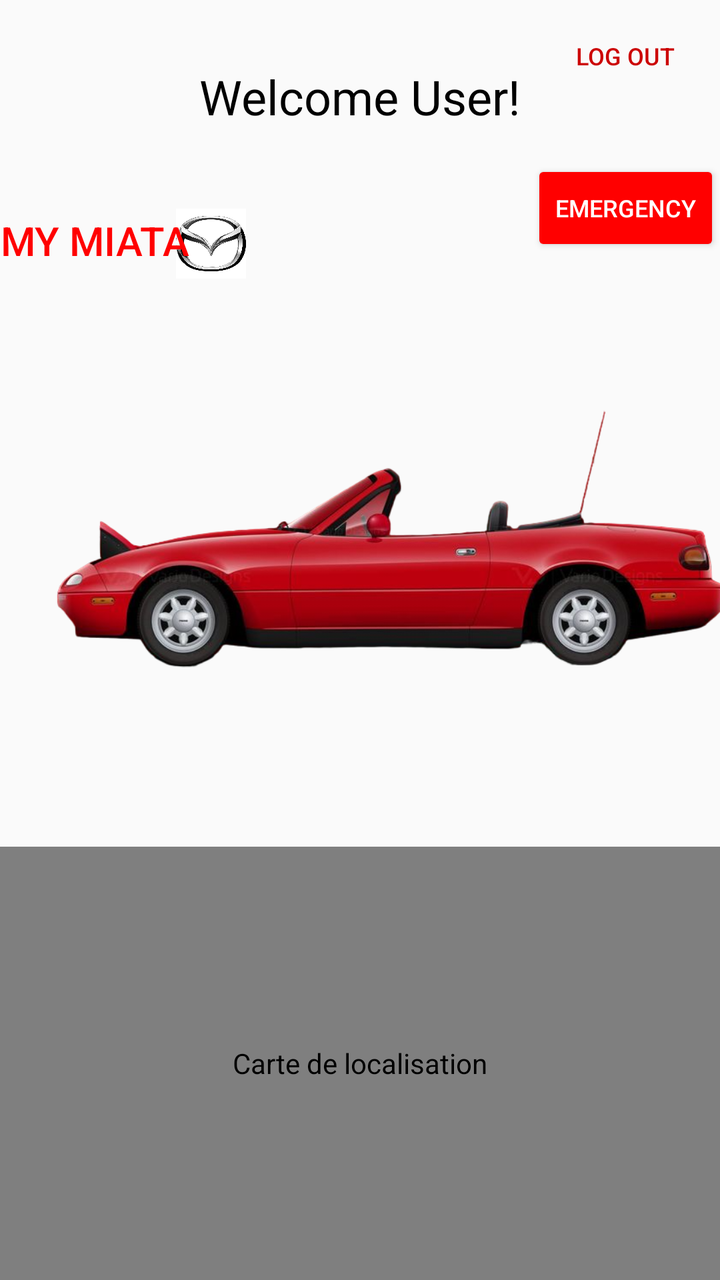
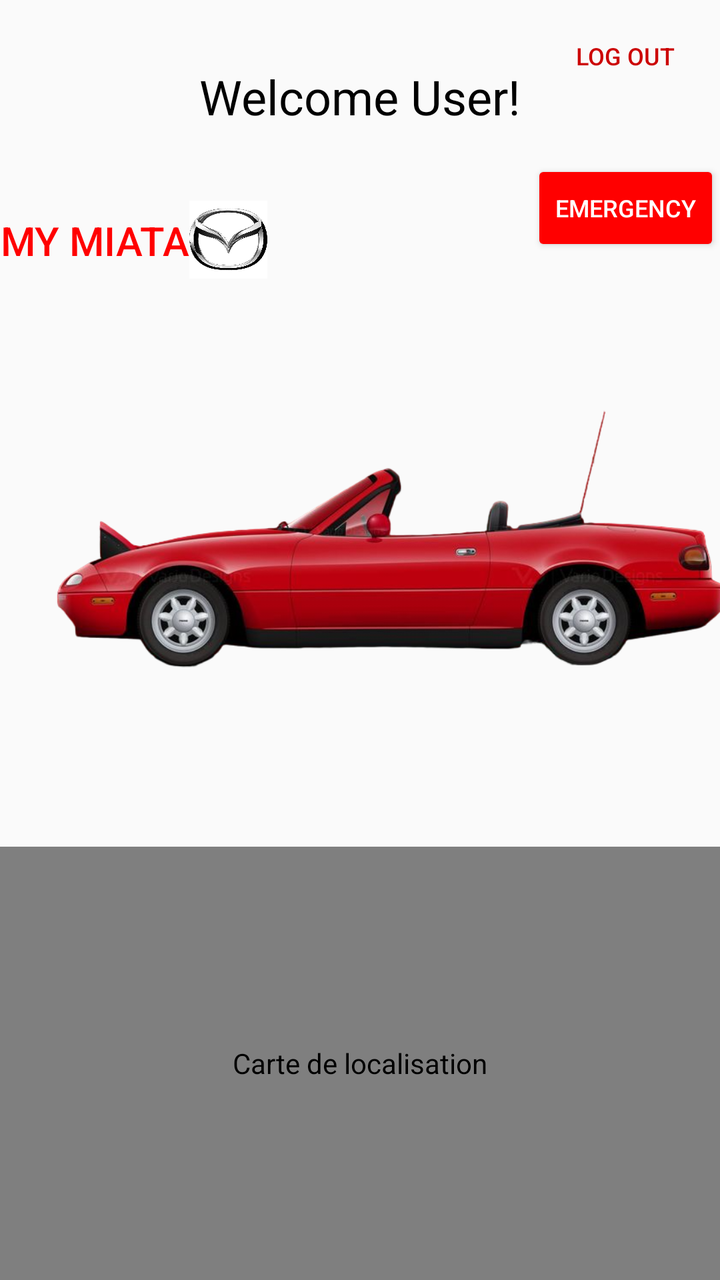

Compare the two renders of this Android layout. The source of the first and the diff that turns it into the second are given below.
<!-- AndroidManifest.xml: activity theme Theme.AppCompat.Light.NoActionBar -->
<!-- res/layout/activity_main.xml -->
<?xml version="1.0" encoding="utf-8"?>
<androidx.constraintlayout.widget.ConstraintLayout xmlns:android="http://schemas.android.com/apk/res/android"
    xmlns:app="http://schemas.android.com/apk/res-auto"
    xmlns:tools="http://schemas.android.com/tools"
    android:layout_width="match_parent"
    android:layout_height="match_parent"
    tools:context=".MainActivity">

    
    <TextView
        android:id="@+id/welcomeTextView"
        android:layout_width="wrap_content"
        android:layout_height="wrap_content"
        android:layout_marginTop="32dp"
        android:text="@string/welcome_user"
        android:textColor="@android:color/black"
        android:textSize="24sp"
        app:layout_constraintEnd_toEndOf="parent"
        app:layout_constraintStart_toStartOf="parent"
        app:layout_constraintTop_toTopOf="parent" />

    

    <Button
        android:id="@+id/carModelTextView"
        android:layout_width="wrap_content"
        android:layout_height="wrap_content"
        android:layout_marginTop="32dp"
        android:layout_marginEnd="312dp"
        android:text="@string/my_miata"
        android:textColor="#FF0000"
        android:textSize="20sp"
        android:background="@android:color/transparent"
        app:layout_constraintEnd_toEndOf="parent"
        app:layout_constraintHorizontal_bias="0.0"
        app:layout_constraintStart_toStartOf="parent"
        app:layout_constraintTop_toBottomOf="@id/welcomeTextView"
        tools:ignore="VisualLintOverlap" />

    <ImageView
        android:id="@+id/carLogoImageView"
        android:layout_width="65dp"
        android:layout_height="35dp"
        android:layout_marginTop="40dp"
        android:contentDescription="@string/car_image_description"
        android:src="@drawable/mazda_logo"
        app:layout_constraintBottom_toTopOf="@+id/carImageView"
        app:layout_constraintEnd_toEndOf="parent"
        app:layout_constraintHorizontal_bias="0.248"
        app:layout_constraintStart_toStartOf="parent"
        app:layout_constraintTop_toBottomOf="@+id/welcomeTextView"
        app:layout_constraintVertical_bias="0.0"
        tools:ignore="VisualLintBounds" />

    <ImageView
        android:id="@+id/carImageView"
        android:layout_width="411dp"
        android:layout_height="259dp"
        android:layout_marginTop="4dp"
        android:contentDescription="@string/car_side_view_description"
        android:src="@drawable/miata_side_view"
        app:layout_constraintBottom_toBottomOf="parent"
        app:layout_constraintEnd_toEndOf="parent"
        app:layout_constraintHorizontal_bias="0.0"
        app:layout_constraintStart_toStartOf="parent"
        app:layout_constraintTop_toBottomOf="@+id/carModelTextView"
        app:layout_constraintVertical_bias="0.0"
        tools:ignore="VisualLintBounds" />

    <com.google.android.gms.maps.MapView
        android:id="@+id/mapView"
        android:contentDescription="@string/carte_de_localisation"
        android:layout_width="0dp"
        android:layout_height="0dp"
        android:layout_marginTop="16dp"
        app:layout_constraintBottom_toBottomOf="parent"
        app:layout_constraintEnd_toEndOf="parent"
        app:layout_constraintStart_toStartOf="parent"
        app:layout_constraintTop_toBottomOf="@id/carImageView" />

    

    <Button
        android:id="@+id/license_plate_button"
        android:layout_width="108dp"
        android:layout_height="55dp"
        android:layout_marginTop="200dp"
        android:background="@android:color/transparent"
        android:visibility="visible"
        app:layout_constraintEnd_toEndOf="parent"
        app:layout_constraintHorizontal_bias="0.498"
        app:layout_constraintStart_toStartOf="parent"
        app:layout_constraintTop_toBottomOf="@+id/welcomeTextView"
        tools:ignore="SpeakableTextPresentCheck"
        tools:visibility="visible" />

    <LinearLayout
        android:id="@+id/bubbleMenu"
        android:layout_width="160dp"
        android:layout_height="50dp"
        android:layout_marginTop="20dp"
        android:background="@drawable/bubble_background"
        android:orientation="vertical"
        android:visibility="gone"
        app:layout_constraintEnd_toEndOf="@id/license_plate_button"
        app:layout_constraintStart_toStartOf="@id/license_plate_button"
        app:layout_constraintTop_toBottomOf="@id/license_plate_button"
        tools:ignore="TextSizeCheck"
        tools:visibility="visible">

        <FrameLayout
            android:layout_width="wrap_content"
            android:layout_height="wrap_content"
            tools:ignore="UselessParent">
            
            <ImageView
                android:id="@+id/bubbleImage"
                android:layout_width="150dp"
                android:layout_height="40dp"
                android:layout_marginStart="5dp"
                android:layout_marginTop="4dp"
                android:contentDescription="@string/plaque_vide"
                android:gravity="center"
                android:src="@drawable/plaque_francaise_vide" />

            
            <TextView
                android:id="@+id/licensePlateTextView"
                android:layout_width="wrap_content"
                android:layout_height="wrap_content"
                android:layout_gravity="center"
                android:layout_marginStart="3dp"
                android:layout_marginTop="1dp"
                android:background="#00000000"
                android:gravity="center"
                android:padding="8dp"
                android:text="@string/license_plate"
                android:textColor="@android:color/black"
                android:textSize="20sp"
                tools:ignore="VisualLintBounds" />

        </FrameLayout>

    </LinearLayout>

    <LinearLayout
        android:id="@+id/bubbleMenu2"
        android:layout_width="119dp"
        android:layout_height="121dp"
        android:layout_marginTop="12dp"
        android:background="@drawable/grey_bubble"
        android:orientation="vertical"
        android:visibility="gone"
        app:layout_constraintEnd_toEndOf="parent"
        app:layout_constraintHorizontal_bias="0.0"
        app:layout_constraintStart_toStartOf="parent"
        app:layout_constraintTop_toBottomOf="@+id/carModelTextView"
        tools:ignore="TextSizeCheck"
        tools:visibility="visible">

            
            <TextView
                android:id="@+id/PopUpTextView"
                android:layout_width="wrap_content"
                android:layout_height="wrap_content"
                android:layout_gravity="center"
                android:layout_marginStart="0dp"
                android:layout_marginTop="1dp"
                android:background="#00000000"
                android:gravity="center"
                android:padding="8dp"
                android:text="@string/popuptext"
                android:textColor="@android:color/black"
                android:textSize="20sp"
                tools:ignore="VisualLintBounds" />

    </LinearLayout>

    <Button
        android:id="@+id/irRemoteButton"
        android:layout_width="47dp"
        android:layout_height="50dp"
        android:layout_marginTop="100dp"
        android:background="@android:color/transparent"
        app:layout_constraintEnd_toEndOf="parent"
        app:layout_constraintHorizontal_bias="0.076"
        app:layout_constraintStart_toStartOf="parent"
        app:layout_constraintTop_toTopOf="@+id/carImageView"
        tools:ignore="HardcodedText,SpeakableTextPresentCheck,TextSizeCheck,TouchTargetSizeCheck" />

    <Button
        android:id="@+id/logoutButton"
        android:layout_width="95dp"
        android:layout_height="54dp"
        android:background="?attr/selectableItemBackgroundBorderless"
        android:contentDescription="@string/logout"
        android:text="@string/logout"
        android:textColor="@android:color/holo_red_dark"
        android:textSize="12sp"
        app:layout_constraintBottom_toTopOf="@+id/carImageView"
        app:layout_constraintEnd_toEndOf="parent"
        app:layout_constraintHorizontal_bias="1.0"
        app:layout_constraintStart_toEndOf="@+id/welcomeTextView"
        app:layout_constraintTop_toTopOf="parent"
        app:layout_constraintVertical_bias="0.01" />

    <Button
        android:id="@+id/button_dial"
        android:layout_width="wrap_content"
        android:layout_height="wrap_content"
        android:layout_marginTop="80dp"
        android:backgroundTint="#FF0000"
        android:text="@string/emergency"
        android:textColor="#FFFF"
        android:textSize="12sp"
        app:layout_constraintEnd_toEndOf="parent"
        app:layout_constraintTop_toTopOf="parent"
        tools:ignore="TextContrastCheck" />
</androidx.constraintlayout.widget.ConstraintLayout>
<!-- resources referenced by this layout -->
<resources>
  <!-- drawable bubble_background (drawable) -->
  <?xml version="1.0" encoding="utf-8"?>
  <shape xmlns:android="http://schemas.android.com/apk/res/android">
      <solid android:color="#A9A9A9"/> 
      <corners android:radius="8dp"/> 
      <size
          android:width="160dp"
          android:height="50dp"/>
  </shape>
  <!-- drawable grey_bubble: jpg bitmap (drawable, 34112 bytes) -->
  <!-- drawable mazda_logo: png bitmap (drawable, 153606 bytes) -->
  <!-- drawable miata_side_view: png bitmap (drawable, 184076 bytes) -->
  <!-- drawable plaque_francaise_vide: jpg bitmap (drawable, 15105 bytes) -->
  <string name="car_image_description">Car Logo</string>
  <string name="car_side_view_description">Car Side View</string>
  <string name="carte_de_localisation">Carte de localisation</string>
  <string name="emergency">Emergency</string>
  <string name="license_plate">License Plate:</string>
  <string name="logout">Log out</string>
  <string name="my_miata">My Miata</string>
  <string name="plaque_vide">plaque_vide</string>
  <string name="popuptext">Map</string>
  <string name="welcome_user">Welcome User!</string>
</resources>

<!-- the commit's change to res/layout/activity_main.xml (unified diff, before → after) -->
@@ -39,17 +39,16 @@
 
     <ImageView
         android:id="@+id/carLogoImageView"
-        android:layout_width="65dp"
-        android:layout_height="35dp"
-        android:layout_marginTop="40dp"
+        android:layout_width="39dp"
+        android:layout_height="48dp"
         android:contentDescription="@string/car_image_description"
         android:src="@drawable/mazda_logo"
         app:layout_constraintBottom_toTopOf="@+id/carImageView"
         app:layout_constraintEnd_toEndOf="parent"
-        app:layout_constraintHorizontal_bias="0.248"
-        app:layout_constraintStart_toStartOf="parent"
-        app:layout_constraintTop_toBottomOf="@+id/welcomeTextView"
-        app:layout_constraintVertical_bias="0.0"
+        app:layout_constraintHorizontal_bias="0.0"
+        app:layout_constraintStart_toEndOf="@+id/carModelTextView"
+        app:layout_constraintTop_toTopOf="parent"
+        app:layout_constraintVertical_bias="0.953"
         tools:ignore="VisualLintBounds" />
 
     <ImageView
@@ -152,27 +151,27 @@
         android:orientation="vertical"
         android:visibility="gone"
         app:layout_constraintEnd_toEndOf="parent"
-        app:layout_constraintHorizontal_bias="0.0"
+        app:layout_constraintHorizontal_bias="0.054"
         app:layout_constraintStart_toStartOf="parent"
         app:layout_constraintTop_toBottomOf="@+id/carModelTextView"
         tools:ignore="TextSizeCheck"
         tools:visibility="visible">
 
-            
-            <TextView
-                android:id="@+id/PopUpTextView"
-                android:layout_width="wrap_content"
-                android:layout_height="wrap_content"
-                android:layout_gravity="center"
-                android:layout_marginStart="0dp"
-                android:layout_marginTop="1dp"
-                android:background="#00000000"
-                android:gravity="center"
-                android:padding="8dp"
-                android:text="@string/popuptext"
-                android:textColor="@android:color/black"
-                android:textSize="20sp"
-                tools:ignore="VisualLintBounds" />
+        
+        <TextView
+            android:id="@+id/PopUpTextView"
+            android:layout_width="wrap_content"
+            android:layout_height="wrap_content"
+            android:layout_gravity="center"
+            android:layout_marginStart="0dp"
+            android:layout_marginTop="1dp"
+            android:background="#00000000"
+            android:gravity="center"
+            android:padding="8dp"
+            android:text="@string/popuptext"
+            android:textColor="@android:color/black"
+            android:textSize="20sp"
+            tools:ignore="VisualLintBounds" />
 
     </LinearLayout>
 
<!-- resource entries referenced after the edit -->
@@ -9,7 +9,12 @@
           android:width="160dp"
           android:height="50dp"/>
   </shape>
-  <!-- drawable grey_bubble: jpg bitmap (drawable, 34112 bytes) -->
+  <!-- drawable grey_bubble (drawable) -->
+  <?xml version="1.0" encoding="utf-8"?>
+  <shape xmlns:android="http://schemas.android.com/apk/res/android" android:shape="rectangle">
+      <solid android:color="#BDBDBD"/> 
+      <corners android:radius="16dp"/> 
+  </shape>
   <!-- drawable mazda_logo: png bitmap (drawable, 153606 bytes) -->
   <!-- drawable miata_side_view: png bitmap (drawable, 184076 bytes) -->
   <!-- drawable plaque_francaise_vide: jpg bitmap (drawable, 15105 bytes) -->
